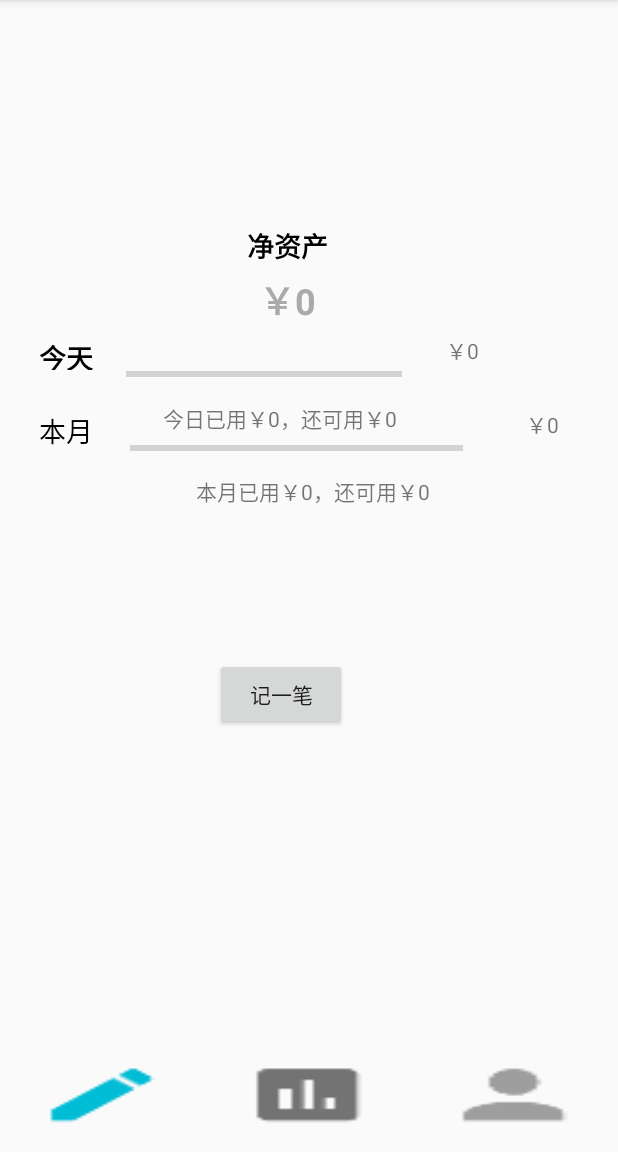
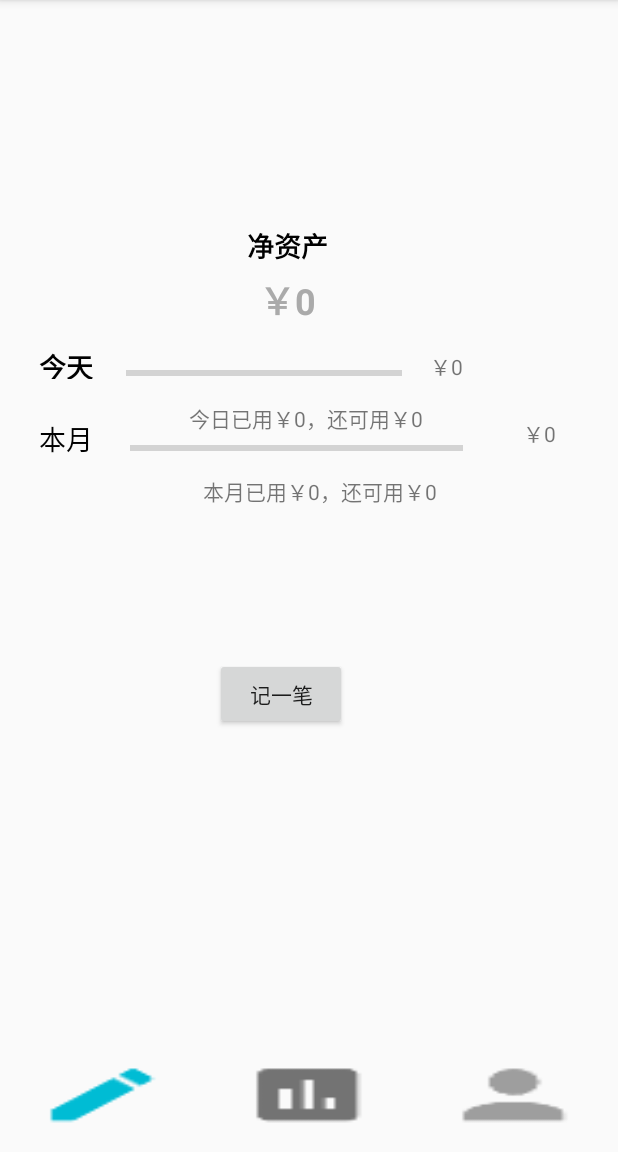
Before and after one commit to Elon-joker/-, an Android app: the screen it shows after launch (MainActivity), on a phone screen of 412 x 824 dp, the part 84-1236 px from its top. Run offline under Robolectric (Android 15) with nearby library versions, the phone set to English and light mode, and no system bars.

```diff
--- a/app/src/main/res/layout/fragment_main.xml
+++ b/app/src/main/res/layout/fragment_main.xml
@@ -68,7 +68,7 @@
         app:layout_constraintHorizontal_bias="0.051"
         app:layout_constraintStart_toStartOf="parent"
         app:layout_constraintTop_toTopOf="parent"
-        app:layout_constraintVertical_bias="0.257" />
+        app:layout_constraintVertical_bias="0.272" />
 
     <TextView
         android:id="@+id/textView5"
@@ -107,7 +107,7 @@
         app:layout_constraintHorizontal_bias="0.067"
         app:layout_constraintStart_toEndOf="@+id/textView4"
         app:layout_constraintTop_toBottomOf="@+id/textShowMoney"
-        app:layout_constraintVertical_bias="0.002" />
+        app:layout_constraintVertical_bias="0.0" />
 
     <ProgressBar
         android:id="@+id/proBarMoth"
@@ -149,8 +149,8 @@
 
     <TextView
         android:id="@+id/textShowDayMassage"
-        android:layout_width="189dp"
-        android:layout_height="23dp"
+        android:layout_width="246dp"
+        android:layout_height="24dp"
         android:layout_marginStart="8dp"
         android:layout_marginLeft="8dp"
         android:layout_marginTop="8dp"
@@ -160,15 +160,15 @@
         android:text="@string/_0_0"
         app:layout_constraintBottom_toTopOf="@+id/proBarMoth"
         app:layout_constraintEnd_toEndOf="parent"
-        app:layout_constraintHorizontal_bias="0.407"
+        app:layout_constraintHorizontal_bias="0.491"
         app:layout_constraintStart_toStartOf="parent"
         app:layout_constraintTop_toBottomOf="@+id/proBarToday"
         app:layout_constraintVertical_bias="0.0" />
 
     <TextView
         android:id="@+id/textShowMothMassage"
-        android:layout_width="208dp"
-        android:layout_height="19dp"
+        android:layout_width="260dp"
+        android:layout_height="22dp"
         android:layout_marginStart="8dp"
         android:layout_marginLeft="8dp"
         android:layout_marginTop="8dp"
@@ -179,7 +179,7 @@
         android:text="@string/text_0_0"
         app:layout_constraintBottom_toBottomOf="@+id/btnMark"
         app:layout_constraintEnd_toEndOf="parent"
-        app:layout_constraintHorizontal_bias="0.515"
+        app:layout_constraintHorizontal_bias="0.555"
         app:layout_constraintStart_toStartOf="parent"
         app:layout_constraintTop_toBottomOf="@+id/proBarMoth"
         app:layout_constraintVertical_bias="0.0" />
@@ -198,10 +198,10 @@
         android:text="@string/text_0"
         app:layout_constraintBottom_toBottomOf="parent"
         app:layout_constraintEnd_toEndOf="parent"
-        app:layout_constraintHorizontal_bias="0.123"
+        app:layout_constraintHorizontal_bias="0.0"
         app:layout_constraintStart_toEndOf="@+id/proBarToday"
         app:layout_constraintTop_toTopOf="parent"
-        app:layout_constraintVertical_bias="0.256" />
+        app:layout_constraintVertical_bias="0.281" />
 
     <TextView
         android:id="@+id/textMothHP"
@@ -217,10 +217,10 @@
         android:text="@string/_0"
         app:layout_constraintBottom_toBottomOf="parent"
         app:layout_constraintEnd_toEndOf="parent"
-        app:layout_constraintHorizontal_bias="0.937"
+        app:layout_constraintHorizontal_bias="0.93"
         app:layout_constraintStart_toStartOf="parent"
         app:layout_constraintTop_toTopOf="parent"
-        app:layout_constraintVertical_bias="0.371" />
+        app:layout_constraintVertical_bias="0.385" />
 
 
 
```
Also changed, not shown: app/src/main/java/com/example/a26498/AddMoneyActivity.java (+0 -7 lines), app/src/main/java/com/example/a26498/MainActivity.java (+49 -25 lines).
